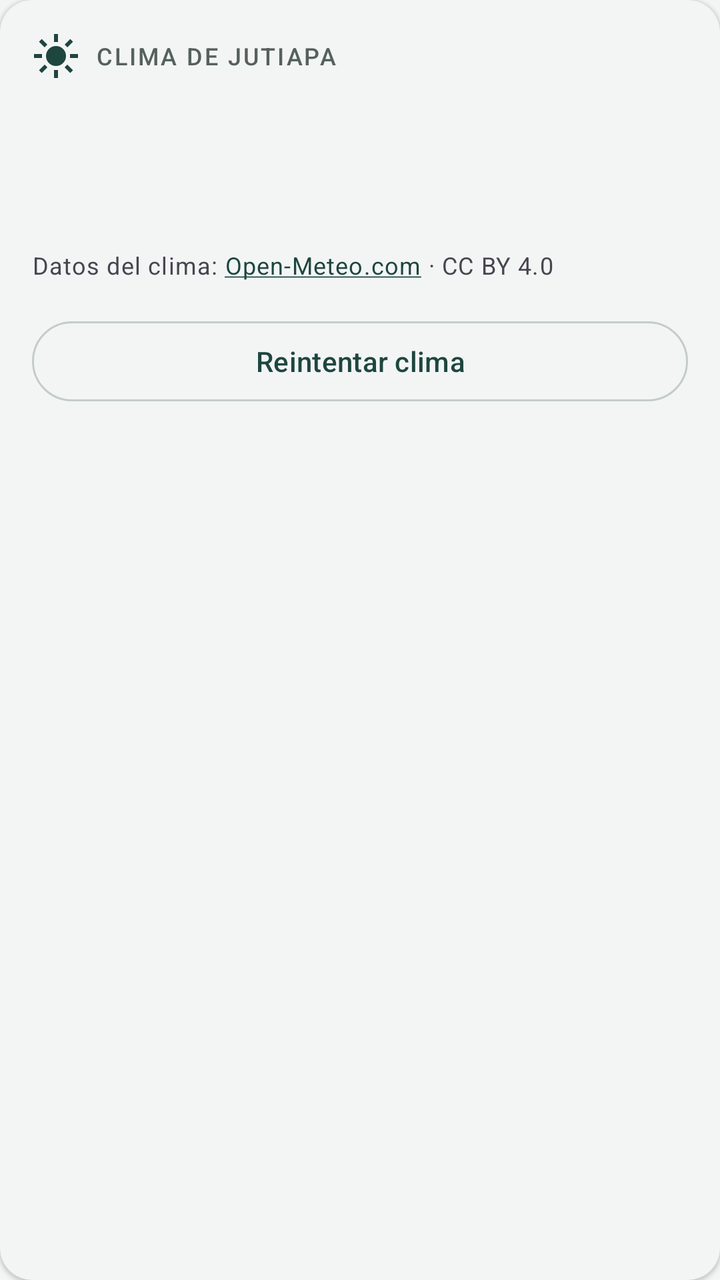
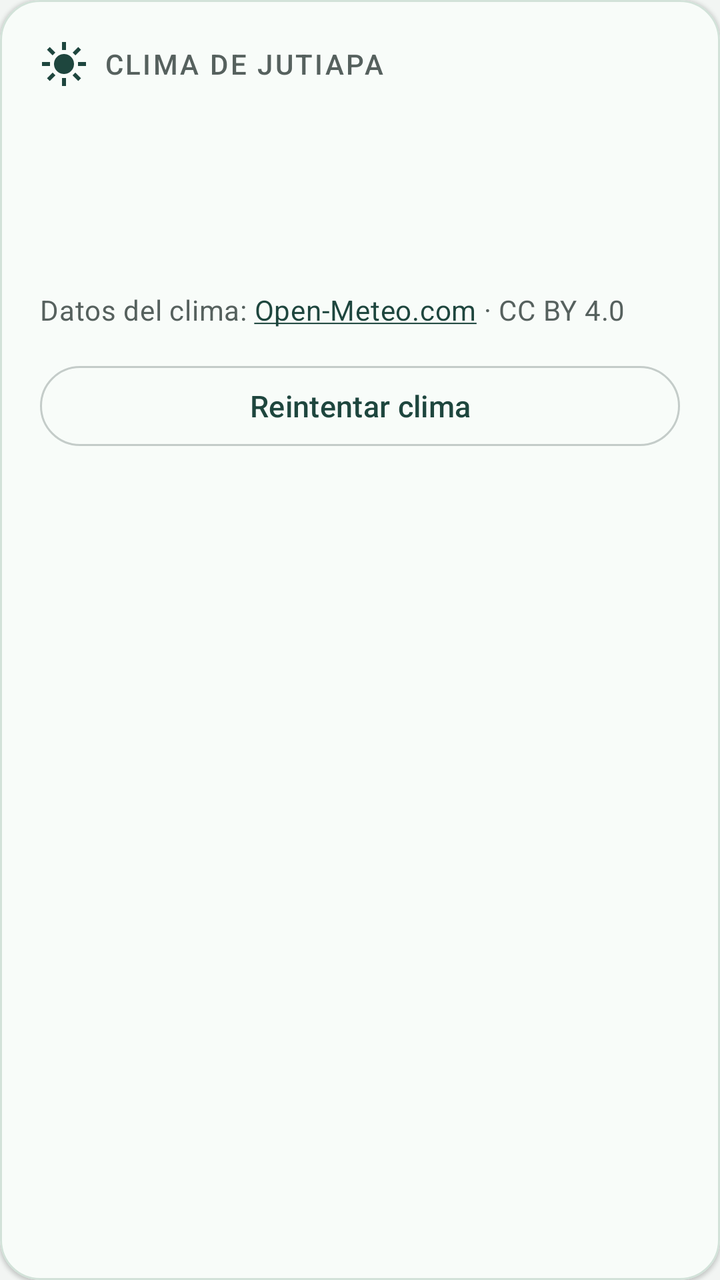

The first picture is an Android layout as it rendered before a commit; the second is the same layout after the commit. The layout source and the unified diff follow.
<!-- AndroidManifest.xml: application theme Theme.Finanzas -->
<!-- res/layout/tarjeta_clima.xml -->
<?xml version="1.0" encoding="utf-8"?>
<com.google.android.material.card.MaterialCardView xmlns:android="http://schemas.android.com/apk/res/android"
    xmlns:app="http://schemas.android.com/apk/res-auto"
    style="@style/Widget.Finanzas.Tarjeta"
    android:layout_width="match_parent"
    android:layout_height="wrap_content">
    <LinearLayout
        android:layout_width="match_parent"
        android:layout_height="wrap_content"
        android:orientation="vertical"
        android:padding="16dp">
        <TextView
            android:layout_width="match_parent"
            android:layout_height="wrap_content"
            android:drawablePadding="8dp"
            android:gravity="center_vertical"
            android:text="@string/clima_jutiapa"
            android:textAppearance="@style/TextAppearance.Finanzas.Etiqueta"
            app:drawableStartCompat="@drawable/ic_clima"
            app:drawableTint="?attr/colorPrimary" />
        <TextView
            android:id="@+id/textoClima"
            android:layout_width="match_parent"
            android:layout_height="wrap_content"
            android:layout_marginTop="12dp"
            android:accessibilityLiveRegion="polite"
            android:textAppearance="?attr/textAppearanceBodyLarge" />
        <TextView
            android:id="@+id/textoEstadoClima"
            android:layout_width="match_parent"
            android:layout_height="wrap_content"
            android:layout_marginTop="8dp"
            android:textAppearance="?attr/textAppearanceBodyMedium" />
        <TextView
            android:id="@+id/enlaceOpenMeteo"
            android:layout_width="match_parent"
            android:layout_height="wrap_content"
            android:layout_marginTop="8dp"
            android:minHeight="48dp"
            android:gravity="center_vertical"
            android:text="@string/atribucion_clima"
            android:textAppearance="?attr/textAppearanceBodySmall" />
        <com.google.android.material.button.MaterialButton
            android:id="@+id/botonReintentarClima"
            style="?attr/materialButtonOutlinedStyle"
            android:layout_width="match_parent"
            android:layout_height="wrap_content"
            android:text="@string/reintentar_clima" />
    </LinearLayout>
</com.google.android.material.card.MaterialCardView>
<!-- resources referenced by this layout -->
<resources>
  <style name="TextAppearance.Finanzas.Etiqueta" parent="TextAppearance.Material3.LabelMedium">
          <item name="android:textColor">@color/color_texto_secundario</item>
          <item name="android:textAllCaps">true</item>
          <item name="android:letterSpacing">0.08</item>
      </style>
  <style name="Theme.Finanzas" parent="Theme.Material3.DayNight.NoActionBar">
          <item name="colorPrimary">@color/color_primario</item>
          <item name="colorOnPrimary">@color/color_sobre_primario</item>
          <item name="colorPrimaryContainer">@color/color_primario_contenedor</item>
          <item name="colorOnPrimaryContainer">@color/color_sobre_primario_contenedor</item>
          <item name="colorSecondary">@color/color_acento</item>
          <item name="colorOnSecondary">@color/color_sobre_acento</item>
          <item name="colorSecondaryContainer">@color/color_primario_contenedor</item>
          <item name="colorOnSecondaryContainer">@color/color_sobre_primario_contenedor</item>
          <item name="android:colorBackground">@color/color_fondo</item>
          <item name="colorSurface">@color/color_superficie</item>
          <item name="colorOnSurface">@color/color_texto</item>
          <item name="colorOnSurfaceVariant">@color/color_texto_secundario</item>
          <item name="colorOutline">@color/color_borde</item>
          <item name="colorError">@color/color_error</item>
          <item name="android:windowBackground">@color/color_fondo</item>
      </style>
  <color name="color_borde">#C4CCC9</color>
  <color name="color_error">#B3261E</color>
  <!-- unchanged entries left out for length: 15 -->
</resources>

<!-- the commit's change to res/layout/tarjeta_clima.xml (unified diff, before → after) -->
@@ -1,14 +1,14 @@
 <?xml version="1.0" encoding="utf-8"?>
 <com.google.android.material.card.MaterialCardView xmlns:android="http://schemas.android.com/apk/res/android"
     xmlns:app="http://schemas.android.com/apk/res-auto"
-    style="@style/Widget.Finanzas.Tarjeta"
+    style="@style/Widget.Finanzas.TarjetaServicio"
     android:layout_width="match_parent"
     android:layout_height="wrap_content">
     <LinearLayout
         android:layout_width="match_parent"
         android:layout_height="wrap_content"
         android:orientation="vertical"
-        android:padding="16dp">
+        android:padding="@dimen/relleno_servicio">
         <TextView
             android:layout_width="match_parent"
             android:layout_height="wrap_content"
@@ -22,20 +22,20 @@
             android:id="@+id/textoClima"
             android:layout_width="match_parent"
             android:layout_height="wrap_content"
-            android:layout_marginTop="12dp"
+            android:layout_marginTop="@dimen/separacion_servicio"
             android:accessibilityLiveRegion="polite"
-            android:textAppearance="?attr/textAppearanceBodyLarge" />
+            android:textAppearance="@style/TextAppearance.Finanzas.ValorServicio" />
         <TextView
             android:id="@+id/textoEstadoClima"
             android:layout_width="match_parent"
             android:layout_height="wrap_content"
-            android:layout_marginTop="8dp"
+            android:layout_marginTop="@dimen/separacion_servicio"
             android:textAppearance="?attr/textAppearanceBodyMedium" />
         <TextView
             android:id="@+id/enlaceOpenMeteo"
             android:layout_width="match_parent"
             android:layout_height="wrap_content"
-            android:layout_marginTop="8dp"
+            android:layout_marginTop="@dimen/separacion_servicio"
             android:minHeight="48dp"
             android:gravity="center_vertical"
             android:text="@string/atribucion_clima"
<!-- resource entries referenced after the edit -->
@@ -1,9 +1,22 @@
 <!-- resources referenced by this layout -->
 <resources>
-  <style name="TextAppearance.Finanzas.Etiqueta" parent="TextAppearance.Material3.LabelMedium">
+  <dimen name="relleno_servicio">20dp</dimen>
+  <dimen name="separacion_servicio">12dp</dimen>
+  <style name="TextAppearance.Finanzas.Etiqueta" parent="TextAppearance.Material3.LabelLarge">
           <item name="android:textColor">@color/color_texto_secundario</item>
           <item name="android:textAllCaps">true</item>
           <item name="android:letterSpacing">0.08</item>
+      </style>
+  <style name="TextAppearance.Finanzas.ValorServicio" parent="TextAppearance.Material3.TitleLarge">
+          <item name="android:textSize">@dimen/texto_valor_servicio</item>
+          <item name="android:textStyle">bold</item>
+          <item name="android:textColor">@color/color_primario</item>
+      </style>
+  <style name="Widget.Finanzas.TarjetaServicio" parent="Widget.Finanzas.Tarjeta">
+          <item name="cardBackgroundColor">@color/color_superficie_servicio</item>
+          <item name="strokeColor">@color/color_borde_servicio</item>
+          <item name="strokeWidth">1dp</item>
+          <item name="cardCornerRadius">20dp</item>
       </style>
   <style name="Theme.Finanzas" parent="Theme.Material3.DayNight.NoActionBar">
           <item name="colorPrimary">@color/color_primario</item>
@@ -21,9 +34,35 @@
           <item name="colorOutline">@color/color_borde</item>
           <item name="colorError">@color/color_error</item>
           <item name="android:windowBackground">@color/color_fondo</item>
+          <item name="textAppearanceBodySmall">@style/TextAppearance.Finanzas.Metadatos</item>
+          <item name="textAppearanceBodyMedium">@style/TextAppearance.Finanzas.Detalle</item>
+          <item name="textAppearanceBodyLarge">@style/TextAppearance.Finanzas.Cuerpo</item>
+          <item name="textAppearanceLabelLarge">@style/TextAppearance.Finanzas.Control</item>
+          <item name="textInputOutlinedStyle">@style/Widget.Finanzas.Campo</item>
       </style>
+  <dimen name="texto_valor_servicio">22sp</dimen>
+  <color name="color_superficie_servicio">#F8FCF9</color>
+  <color name="color_borde_servicio">#D2E2D9</color>
   <color name="color_borde">#C4CCC9</color>
   <color name="color_error">#B3261E</color>
+  <style name="TextAppearance.Finanzas.Metadatos" parent="TextAppearance.Material3.BodyMedium">
+          <item name="android:textSize">14sp</item>
+          <item name="android:textColor">@color/color_texto_secundario</item>
+      </style>
+  <style name="TextAppearance.Finanzas.Detalle" parent="TextAppearance.Material3.BodyLarge">
+          <item name="android:textSize">16sp</item>
+      </style>
+  <style name="TextAppearance.Finanzas.Cuerpo" parent="TextAppearance.Material3.BodyLarge">
+          <item name="android:textSize">17sp</item>
+      </style>
+  <style name="TextAppearance.Finanzas.Control" parent="TextAppearance.Material3.LabelLarge">
+          <item name="android:textSize">15sp</item>
+      </style>
+  <style name="Widget.Finanzas.Campo" parent="Widget.Material3.TextInputLayout.OutlinedBox">
+          <item name="hintTextAppearance">@style/TextAppearance.Finanzas.Metadatos</item>
+          <item name="counterTextAppearance">@style/TextAppearance.Finanzas.Metadatos</item>
+          <item name="errorTextAppearance">@style/TextAppearance.Finanzas.Metadatos</item>
+      </style>
   <!-- unchanged entries left out for length: 15 -->
 </resources>
 
